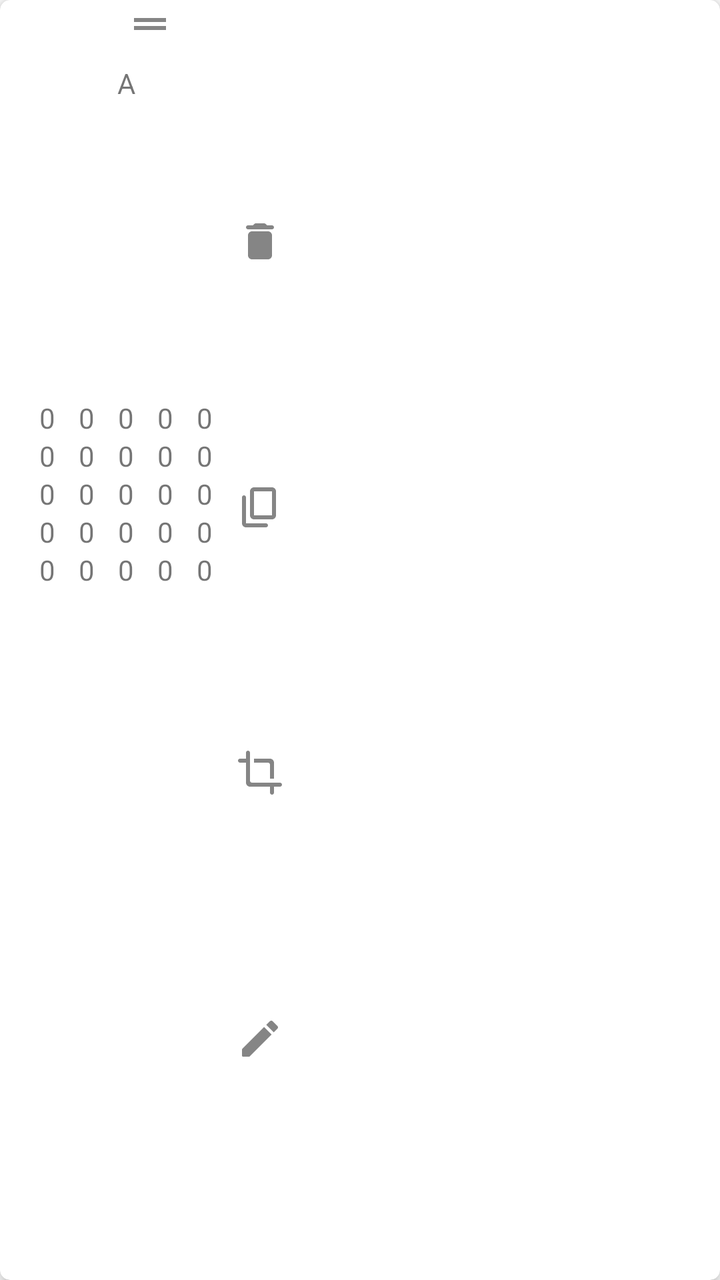
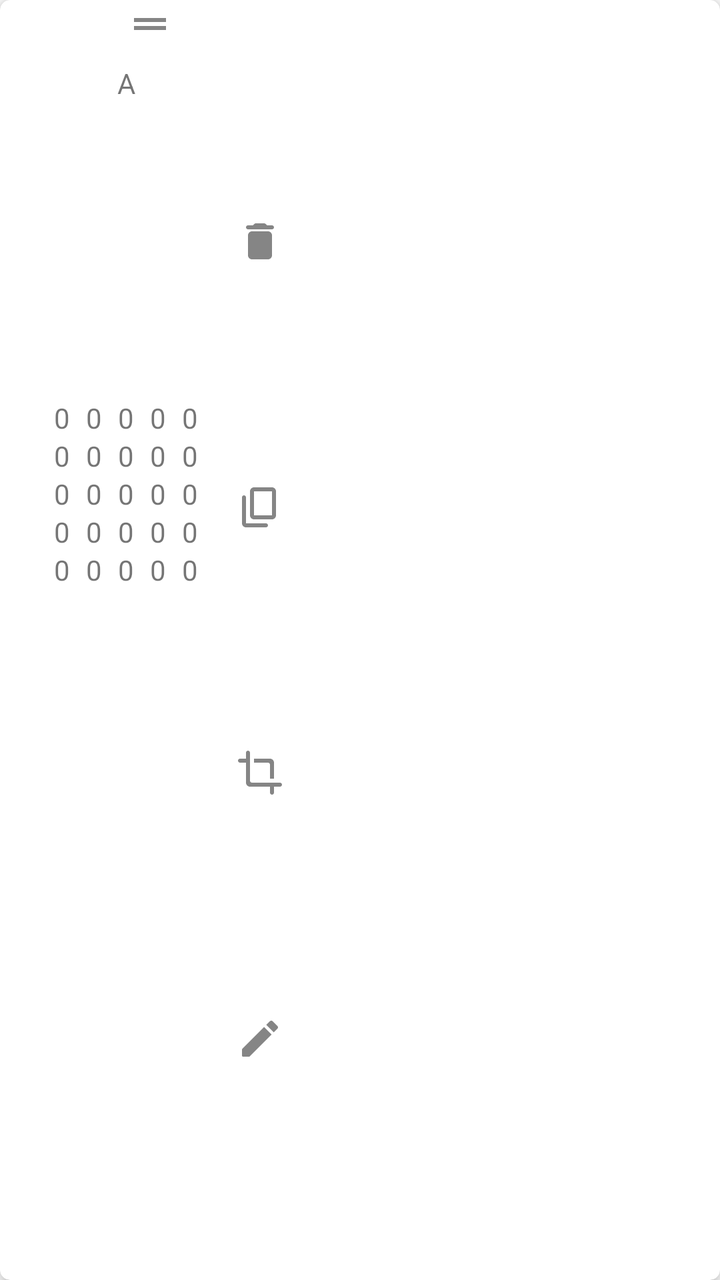

Compare the two renders of this Android layout. The source of the first and the diff that turns it into the second are given below.
<!-- AndroidManifest.xml: application theme Theme.Matscape -->
<!-- res/layout/item_matrix_card.xml -->
<?xml version="1.0" encoding="utf-8"?>
<androidx.cardview.widget.CardView xmlns:android="http://schemas.android.com/apk/res/android"
    xmlns:app="http://schemas.android.com/apk/res-auto"
    xmlns:tools="http://schemas.android.com/tools"
    android:id="@+id/card"
    android:layout_width="wrap_content"
    android:layout_height="200dp"
    android:layout_margin="16dp"
    app:cardCornerRadius="5dp"
    app:cardElevation="5dp"
    android:foreground="?attr/selectableItemBackgroundBorderless"
    android:clickable="true"
    android:focusable="true">

    

    <androidx.constraintlayout.widget.ConstraintLayout
        android:layout_width="wrap_content"
        android:layout_height="match_parent"
        android:minWidth="150dp">

        <ImageView
            android:id="@+id/MatrixCardDragButton"
            android:layout_width="wrap_content"
            android:layout_height="wrap_content"
            android:contentDescription="@null"
            android:src="@drawable/ic_mat_card_drag"
            app:layout_constraintEnd_toEndOf="parent"
            app:layout_constraintStart_toStartOf="parent"
            app:layout_constraintTop_toTopOf="parent" />

        <TextView
            android:id="@+id/MatrixName"
            android:layout_width="wrap_content"
            android:layout_height="wrap_content"
            android:layout_marginTop="8dp"
            android:text="@string/placeholder_matrix_name"
            app:layout_constraintEnd_toStartOf="@+id/guideline2"
            app:layout_constraintStart_toStartOf="@+id/guideline1"
            app:layout_constraintTop_toBottomOf="@+id/MatrixCardDragButton" />

        <androidx.constraintlayout.widget.Guideline
            android:id="@+id/guideline1"
            android:layout_width="wrap_content"
            android:layout_height="wrap_content"
            android:orientation="vertical"
            app:layout_constraintGuide_begin="12dp" />

        <LinearLayout
            android:id="@+id/linearLayout1"
            style="@style/MatrixCardsLinearLayouts"
            app:layout_constraintBottom_toBottomOf="parent"
            app:layout_constraintEnd_toStartOf="@+id/linearLayout2"
            app:layout_constraintHorizontal_bias="0.5"
            app:layout_constraintStart_toStartOf="@+id/guideline1"
            app:layout_constraintTop_toBottomOf="@+id/MatrixName"
            app:layout_constraintVertical_bias="0.3">

            <TextView
                android:id="@+id/MatrixCardTextView11"
                style="@style/MatrixCardsMatrixText" />

            <TextView
                android:id="@+id/MatrixCardTextView21"
                style="@style/MatrixCardsMatrixText" />

            <TextView
                android:id="@+id/MatrixCardTextView31"
                style="@style/MatrixCardsMatrixText" />

            <TextView
                android:id="@+id/MatrixCardTextView41"
                style="@style/MatrixCardsMatrixText" />

            <TextView
                android:id="@+id/MatrixCardTextView51"
                style="@style/MatrixCardsMatrixText" />

        </LinearLayout>

        <LinearLayout
            android:id="@+id/linearLayout2"
            style="@style/MatrixCardsLinearLayouts"
            app:layout_constraintBottom_toBottomOf="parent"
            app:layout_constraintEnd_toStartOf="@+id/linearLayout3"
            app:layout_constraintHorizontal_bias="0.5"
            app:layout_constraintStart_toEndOf="@+id/linearLayout1"
            app:layout_constraintTop_toBottomOf="@+id/MatrixName"
            app:layout_constraintVertical_bias="0.3">

            <TextView
                android:id="@+id/MatrixCardTextView12"
                style="@style/MatrixCardsMatrixText" />

            <TextView
                android:id="@+id/MatrixCardTextView22"
                style="@style/MatrixCardsMatrixText" />

            <TextView
                android:id="@+id/MatrixCardTextView32"
                style="@style/MatrixCardsMatrixText" />

            <TextView
                android:id="@+id/MatrixCardTextView42"
                style="@style/MatrixCardsMatrixText" />

            <TextView
                android:id="@+id/MatrixCardTextView52"
                style="@style/MatrixCardsMatrixText" />

        </LinearLayout>

        <LinearLayout
            android:id="@+id/linearLayout3"
            style="@style/MatrixCardsLinearLayouts"
            app:layout_constraintBottom_toBottomOf="parent"
            app:layout_constraintEnd_toStartOf="@+id/linearLayout4"
            app:layout_constraintHorizontal_bias="0.5"
            app:layout_constraintStart_toEndOf="@+id/linearLayout2"
            app:layout_constraintTop_toBottomOf="@+id/MatrixName"
            app:layout_constraintVertical_bias="0.3">

            <TextView
                android:id="@+id/MatrixCardTextView13"
                style="@style/MatrixCardsMatrixText" />

            <TextView
                android:id="@+id/MatrixCardTextView23"
                style="@style/MatrixCardsMatrixText" />

            <TextView
                android:id="@+id/MatrixCardTextView33"
                style="@style/MatrixCardsMatrixText" />

            <TextView
                android:id="@+id/MatrixCardTextView43"
                style="@style/MatrixCardsMatrixText" />

            <TextView
                android:id="@+id/MatrixCardTextView53"
                style="@style/MatrixCardsMatrixText" />

        </LinearLayout>

        <LinearLayout
            android:id="@+id/linearLayout4"
            style="@style/MatrixCardsLinearLayouts"
            app:layout_constraintBottom_toBottomOf="parent"
            app:layout_constraintEnd_toStartOf="@+id/linearLayout5"
            app:layout_constraintHorizontal_bias="0.5"
            app:layout_constraintStart_toEndOf="@+id/linearLayout3"
            app:layout_constraintTop_toBottomOf="@+id/MatrixName"
            app:layout_constraintVertical_bias="0.3">

            <TextView
                android:id="@+id/MatrixCardTextView14"
                style="@style/MatrixCardsMatrixText" />

            <TextView
                android:id="@+id/MatrixCardTextView24"
                style="@style/MatrixCardsMatrixText" />

            <TextView
                android:id="@+id/MatrixCardTextView34"
                style="@style/MatrixCardsMatrixText" />

            <TextView
                android:id="@+id/MatrixCardTextView44"
                style="@style/MatrixCardsMatrixText" />

            <TextView
                android:id="@+id/MatrixCardTextView54"
                style="@style/MatrixCardsMatrixText" />

        </LinearLayout>

        <LinearLayout
            android:id="@+id/linearLayout5"
            style="@style/MatrixCardsLinearLayouts"
            app:layout_constraintBottom_toBottomOf="parent"
            app:layout_constraintEnd_toStartOf="@+id/guideline2"
            app:layout_constraintHorizontal_bias="0.5"
            app:layout_constraintStart_toEndOf="@+id/linearLayout4"
            app:layout_constraintTop_toBottomOf="@+id/MatrixName"
            app:layout_constraintVertical_bias="0.3">

            <TextView
                android:id="@+id/MatrixCardTextView15"
                style="@style/MatrixCardsMatrixText" />

            <TextView
                android:id="@+id/MatrixCardTextView25"
                style="@style/MatrixCardsMatrixText" />

            <TextView
                android:id="@+id/MatrixCardTextView35"
                style="@style/MatrixCardsMatrixText" />

            <TextView
                android:id="@+id/MatrixCardTextView45"
                style="@style/MatrixCardsMatrixText" />

            <TextView
                android:id="@+id/MatrixCardTextView55"
                style="@style/MatrixCardsMatrixText" />

        </LinearLayout>

        <androidx.constraintlayout.widget.Guideline
            android:id="@+id/guideline2"
            android:layout_width="wrap_content"
            android:layout_height="wrap_content"
            android:orientation="vertical"
            app:layout_constraintGuide_end="36dp" />


        <ImageView
            android:id="@+id/DeleteMatrixButton"
            style="@style/MatrixCardsIcons"
            android:contentDescription="@string/desc_delete_matrix"
            android:src="@drawable/ic_mat_card_delete"
            app:layout_constraintBottom_toTopOf="@+id/CopyMatrixButton"
            app:layout_constraintEnd_toEndOf="parent"
            app:layout_constraintTop_toTopOf="parent"
            tools:ignore="TouchTargetSizeCheck" />

        <ImageView
            android:id="@+id/CopyMatrixButton"
            style="@style/MatrixCardsIcons"
            android:contentDescription="@string/desc_copy_matrix"
            android:src="@drawable/ic_mat_card_copy"
            app:layout_constraintBottom_toTopOf="@+id/SubMatrixButton"
            app:layout_constraintEnd_toEndOf="parent"
            app:layout_constraintTop_toBottomOf="@+id/DeleteMatrixButton"
            tools:ignore="TouchTargetSizeCheck" />

        <ImageView
            android:id="@+id/SubMatrixButton"
            style="@style/MatrixCardsIcons"
            android:contentDescription="@string/desc_sub_matrix"
            android:src="@drawable/ic_mat_card_sub_matrix"
            app:layout_constraintBottom_toTopOf="@+id/EditMatrixButton"
            app:layout_constraintEnd_toEndOf="parent"
            app:layout_constraintTop_toBottomOf="@+id/CopyMatrixButton"
            tools:ignore="TouchTargetSizeCheck" />

        <ImageView
            android:id="@+id/EditMatrixButton"
            style="@style/MatrixCardsIcons"
            android:contentDescription="@string/desc_edit_matrix"
            android:src="@drawable/ic_mat_card_edit"
            app:layout_constraintBottom_toBottomOf="parent"
            app:layout_constraintEnd_toEndOf="parent"
            app:layout_constraintTop_toBottomOf="@+id/SubMatrixButton"
            tools:ignore="TouchTargetSizeCheck" />

    </androidx.constraintlayout.widget.ConstraintLayout>

</androidx.cardview.widget.CardView>
<!-- resources referenced by this layout -->
<resources>
  <!-- drawable ic_mat_card_copy (drawable) -->
  <vector android:alpha="0.8" android:height="24dp"
      android:tint="?attr/colorControlNormal" android:viewportHeight="24"
      android:viewportWidth="24" android:width="24dp" xmlns:android="http://schemas.android.com/apk/res/android">
      <path android:fillColor="@android:color/white" android:pathData="M15,20H5V7c0,-0.55 -0.45,-1 -1,-1h0C3.45,6 3,6.45 3,7v13c0,1.1 0.9,2 2,2h10c0.55,0 1,-0.45 1,-1v0C16,20.45 15.55,20 15,20zM20,16V4c0,-1.1 -0.9,-2 -2,-2H9C7.9,2 7,2.9 7,4v12c0,1.1 0.9,2 2,2h9C19.1,18 20,17.1 20,16zM18,16H9V4h9V16z"/>
  </vector>
  <!-- drawable ic_mat_card_drag (drawable) -->
  <vector android:alpha="0.8" android:height="24dp"
      android:tint="?attr/colorControlNormal" android:viewportHeight="24"
      android:viewportWidth="24" android:width="24dp" xmlns:android="http://schemas.android.com/apk/res/android">
      <path android:fillColor="@android:color/white" android:pathData="M20,9H4v2h16V9zM4,15h16v-2H4V15z"/>
  </vector>
  <string name="desc_copy_matrix">Copy matrix</string>
  <string name="desc_delete_matrix">Delete matrix</string>
  <string name="desc_edit_matrix">Edit matrix</string>
  <string name="desc_sub_matrix">Create Sub matrix</string>
  
      //for result cards
  <string name="placeholder_matrix_name">A</string>
  <style name="MatrixCardsIcons">
          <item name="android:layout_width">wrap_content</item>
          <item name="android:layout_height">wrap_content</item>
          <item name="android:layout_marginEnd">8dp</item>
          <item name="android:background">?attr/selectableItemBackgroundBorderless</item>
          <item name="android:clickable">true</item>
          <item name="android:focusable">true</item>
      </style>
  
      //for matrix card LL(s)
  <style name="MatrixCardsLinearLayouts">
          <item name="android:layout_width">wrap_content</item>
          <item name="android:layout_height">wrap_content</item>
          <item name="android:orientation">vertical</item>
          <item name="android:gravity">center</item>
      </style>
  
      //for matrix card text
  <style name="MatrixCardsMatrixText">
          <item name="android:layout_width">wrap_content</item>
          <item name="android:layout_height">wrap_content</item>
          <item name="android:text">@string/placeholder_matrix_text</item>
          <item name="android:layout_marginStart">4dp</item>
          <item name="android:layout_marginEnd">4dp</item>
          <item name="android:textSize">14sp</item>
      </style>
  
      //for EditMatrixFragment linear layouts
  <style name="Theme.Matscape" parent="Theme.MaterialComponents.DayNight.NoActionBar">
          
          <item name="colorPrimary">@color/purple_500</item>
          <item name="colorPrimaryVariant">@color/purple_700</item>
          <item name="colorOnPrimary">@color/white</item>
          
          <item name="colorSecondary">@color/teal_200</item>
          <item name="colorSecondaryVariant">@color/teal_700</item>
          <item name="colorOnSecondary">@color/black</item>
          
          <item name="android:statusBarColor" tools:targetApi="l">?attr/colorPrimaryVariant</item>
          
      </style>
  <string name="placeholder_matrix_text">0</string>
  <color name="purple_500">#FF6200EE</color>
  <color name="purple_700">#FF3700B3</color>
  <color name="white">#FFFFFFFF</color>
  <color name="teal_200">#FF03DAC5</color>
  <color name="teal_700">#FF018786</color>
  <color name="black">#FF000000</color>
  <!-- unchanged entries left out for length: 3 -->
</resources>

<!-- the commit's change to res/layout/item_matrix_card.xml (unified diff, before → after) -->
@@ -6,11 +6,11 @@
     android:layout_width="wrap_content"
     android:layout_height="200dp"
     android:layout_margin="16dp"
+    android:clickable="true"
+    android:focusable="true"
+    android:foreground="?attr/selectableItemBackgroundBorderless"
     app:cardCornerRadius="5dp"
-    app:cardElevation="5dp"
-    android:foreground="?attr/selectableItemBackgroundBorderless"
-    android:clickable="true"
-    android:focusable="true">
+    app:cardElevation="5dp">
 
     
 
@@ -47,164 +47,146 @@
             app:layout_constraintGuide_begin="12dp" />
 
         <LinearLayout
-            android:id="@+id/linearLayout1"
-            style="@style/MatrixCardsLinearLayouts"
+            android:layout_width="wrap_content"
+            android:layout_height="wrap_content"
+            android:orientation="horizontal"
             app:layout_constraintBottom_toBottomOf="parent"
-            app:layout_constraintEnd_toStartOf="@+id/linearLayout2"
-            app:layout_constraintHorizontal_bias="0.5"
+            app:layout_constraintEnd_toStartOf="@+id/guideline2"
             app:layout_constraintStart_toStartOf="@+id/guideline1"
             app:layout_constraintTop_toBottomOf="@+id/MatrixName"
             app:layout_constraintVertical_bias="0.3">
 
-            <TextView
-                android:id="@+id/MatrixCardTextView11"
-                style="@style/MatrixCardsMatrixText" />
-
-            <TextView
-                android:id="@+id/MatrixCardTextView21"
-                style="@style/MatrixCardsMatrixText" />
-
-            <TextView
-                android:id="@+id/MatrixCardTextView31"
-                style="@style/MatrixCardsMatrixText" />
-
-            <TextView
-                android:id="@+id/MatrixCardTextView41"
-                style="@style/MatrixCardsMatrixText" />
-
-            <TextView
-                android:id="@+id/MatrixCardTextView51"
-                style="@style/MatrixCardsMatrixText" />
-
+            <LinearLayout
+                android:id="@+id/linearLayout1"
+                style="@style/MatrixCardsLinearLayouts">
+
+                <TextView
+                    android:id="@+id/MatrixCardTextView11"
+                    style="@style/MatrixCardsMatrixText" />
+
+                <TextView
+                    android:id="@+id/MatrixCardTextView21"
+                    style="@style/MatrixCardsMatrixText" />
+
+                <TextView
+                    android:id="@+id/MatrixCardTextView31"
+                    style="@style/MatrixCardsMatrixText" />
+
+                <TextView
+                    android:id="@+id/MatrixCardTextView41"
+                    style="@style/MatrixCardsMatrixText" />
+
+                <TextView
+                    android:id="@+id/MatrixCardTextView51"
+                    style="@style/MatrixCardsMatrixText" />
+
+            </LinearLayout>
+
+            <LinearLayout
+                android:id="@+id/linearLayout2"
+                style="@style/MatrixCardsLinearLayouts">
+
+                <TextView
+                    android:id="@+id/MatrixCardTextView12"
+                    style="@style/MatrixCardsMatrixText" />
+
+                <TextView
+                    android:id="@+id/MatrixCardTextView22"
+                    style="@style/MatrixCardsMatrixText" />
+
+                <TextView
+                    android:id="@+id/MatrixCardTextView32"
+                    style="@style/MatrixCardsMatrixText" />
+
+                <TextView
+                    android:id="@+id/MatrixCardTextView42"
+                    style="@style/MatrixCardsMatrixText" />
+
+                <TextView
+                    android:id="@+id/MatrixCardTextView52"
+                    style="@style/MatrixCardsMatrixText" />
+
+            </LinearLayout>
+
+            <LinearLayout
+                android:id="@+id/linearLayout3"
+                style="@style/MatrixCardsLinearLayouts">
+
+                <TextView
+                    android:id="@+id/MatrixCardTextView13"
+                    style="@style/MatrixCardsMatrixText" />
+
+                <TextView
+                    android:id="@+id/MatrixCardTextView23"
+                    style="@style/MatrixCardsMatrixText" />
+
+                <TextView
+                    android:id="@+id/MatrixCardTextView33"
+                    style="@style/MatrixCardsMatrixText" />
+
+                <TextView
+                    android:id="@+id/MatrixCardTextView43"
+                    style="@style/MatrixCardsMatrixText" />
+
+                <TextView
+                    android:id="@+id/MatrixCardTextView53"
+                    style="@style/MatrixCardsMatrixText" />
+
+            </LinearLayout>
+
+            <LinearLayout
+                android:id="@+id/linearLayout4"
+                style="@style/MatrixCardsLinearLayouts">
+
+                <TextView
+                    android:id="@+id/MatrixCardTextView14"
+                    style="@style/MatrixCardsMatrixText" />
+
+                <TextView
+                    android:id="@+id/MatrixCardTextView24"
+                    style="@style/MatrixCardsMatrixText" />
+
+                <TextView
+                    android:id="@+id/MatrixCardTextView34"
+                    style="@style/MatrixCardsMatrixText" />
+
+                <TextView
+                    android:id="@+id/MatrixCardTextView44"
+                    style="@style/MatrixCardsMatrixText" />
+
+                <TextView
+                    android:id="@+id/MatrixCardTextView54"
+                    style="@style/MatrixCardsMatrixText" />
+
+            </LinearLayout>
+
+            <LinearLayout
+                android:id="@+id/linearLayout5"
+                style="@style/MatrixCardsLinearLayouts">
+
+                <TextView
+                    android:id="@+id/MatrixCardTextView15"
+                    style="@style/MatrixCardsMatrixText" />
+
+                <TextView
+                    android:id="@+id/MatrixCardTextView25"
+                    style="@style/MatrixCardsMatrixText" />
+
+                <TextView
+                    android:id="@+id/MatrixCardTextView35"
+                    style="@style/MatrixCardsMatrixText" />
+
+                <TextView
+                    android:id="@+id/MatrixCardTextView45"
+                    style="@style/MatrixCardsMatrixText" />
+
+                <TextView
+                    android:id="@+id/MatrixCardTextView55"
+                    style="@style/MatrixCardsMatrixText" />
+
+            </LinearLayout>
         </LinearLayout>
 
-        <LinearLayout
-            android:id="@+id/linearLayout2"
-            style="@style/MatrixCardsLinearLayouts"
-            app:layout_constraintBottom_toBottomOf="parent"
-            app:layout_constraintEnd_toStartOf="@+id/linearLayout3"
-            app:layout_constraintHorizontal_bias="0.5"
-            app:layout_constraintStart_toEndOf="@+id/linearLayout1"
-            app:layout_constraintTop_toBottomOf="@+id/MatrixName"
-            app:layout_constraintVertical_bias="0.3">
-
-            <TextView
-                android:id="@+id/MatrixCardTextView12"
-                style="@style/MatrixCardsMatrixText" />
-
-            <TextView
-                android:id="@+id/MatrixCardTextView22"
-                style="@style/MatrixCardsMatrixText" />
-
-            <TextView
-                android:id="@+id/MatrixCardTextView32"
-                style="@style/MatrixCardsMatrixText" />
-
-            <TextView
-                android:id="@+id/MatrixCardTextView42"
-                style="@style/MatrixCardsMatrixText" />
-
-            <TextView
-                android:id="@+id/MatrixCardTextView52"
-                style="@style/MatrixCardsMatrixText" />
-
-        </LinearLayout>
-
-        <LinearLayout
-            android:id="@+id/linearLayout3"
-            style="@style/MatrixCardsLinearLayouts"
-            app:layout_constraintBottom_toBottomOf="parent"
-            app:layout_constraintEnd_toStartOf="@+id/linearLayout4"
-            app:layout_constraintHorizontal_bias="0.5"
-            app:layout_constraintStart_toEndOf="@+id/linearLayout2"
-            app:layout_constraintTop_toBottomOf="@+id/MatrixName"
-            app:layout_constraintVertical_bias="0.3">
-
-            <TextView
-                android:id="@+id/MatrixCardTextView13"
-                style="@style/MatrixCardsMatrixText" />
-
-            <TextView
-                android:id="@+id/MatrixCardTextView23"
-                style="@style/MatrixCardsMatrixText" />
-
-            <TextView
-                android:id="@+id/MatrixCardTextView33"
-                style="@style/MatrixCardsMatrixText" />
-
-            <TextView
-                android:id="@+id/MatrixCardTextView43"
-                style="@style/MatrixCardsMatrixText" />
-
-            <TextView
-                android:id="@+id/MatrixCardTextView53"
-                style="@style/MatrixCardsMatrixText" />
-
-        </LinearLayout>
-
-        <LinearLayout
-            android:id="@+id/linearLayout4"
-            style="@style/MatrixCardsLinearLayouts"
-            app:layout_constraintBottom_toBottomOf="parent"
-            app:layout_constraintEnd_toStartOf="@+id/linearLayout5"
-            app:layout_constraintHorizontal_bias="0.5"
-            app:layout_constraintStart_toEndOf="@+id/linearLayout3"
-            app:layout_constraintTop_toBottomOf="@+id/MatrixName"
-            app:layout_constraintVertical_bias="0.3">
-
-            <TextView
-                android:id="@+id/MatrixCardTextView14"
-                style="@style/MatrixCardsMatrixText" />
-
-            <TextView
-                android:id="@+id/MatrixCardTextView24"
-                style="@style/MatrixCardsMatrixText" />
-
-            <TextView
-                android:id="@+id/MatrixCardTextView34"
-                style="@style/MatrixCardsMatrixText" />
-
-            <TextView
-                android:id="@+id/MatrixCardTextView44"
-                style="@style/MatrixCardsMatrixText" />
-
-            <TextView
-                android:id="@+id/MatrixCardTextView54"
-                style="@style/MatrixCardsMatrixText" />
-
-        </LinearLayout>
-
-        <LinearLayout
-            android:id="@+id/linearLayout5"
-            style="@style/MatrixCardsLinearLayouts"
-            app:layout_constraintBottom_toBottomOf="parent"
-            app:layout_constraintEnd_toStartOf="@+id/guideline2"
-            app:layout_constraintHorizontal_bias="0.5"
-            app:layout_constraintStart_toEndOf="@+id/linearLayout4"
-            app:layout_constraintTop_toBottomOf="@+id/MatrixName"
-            app:layout_constraintVertical_bias="0.3">
-
-            <TextView
-                android:id="@+id/MatrixCardTextView15"
-                style="@style/MatrixCardsMatrixText" />
-
-            <TextView
-                android:id="@+id/MatrixCardTextView25"
-                style="@style/MatrixCardsMatrixText" />
-
-            <TextView
-                android:id="@+id/MatrixCardTextView35"
-                style="@style/MatrixCardsMatrixText" />
-
-            <TextView
-                android:id="@+id/MatrixCardTextView45"
-                style="@style/MatrixCardsMatrixText" />
-
-            <TextView
-                android:id="@+id/MatrixCardTextView55"
-                style="@style/MatrixCardsMatrixText" />
-
-        </LinearLayout>
 
         <androidx.constraintlayout.widget.Guideline
             android:id="@+id/guideline2"
